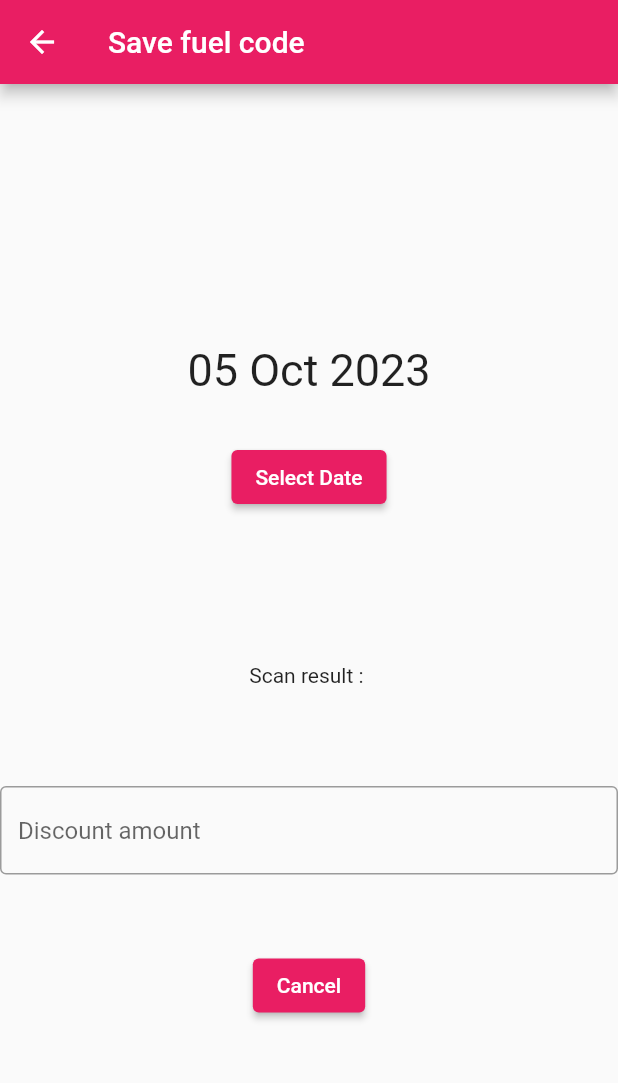
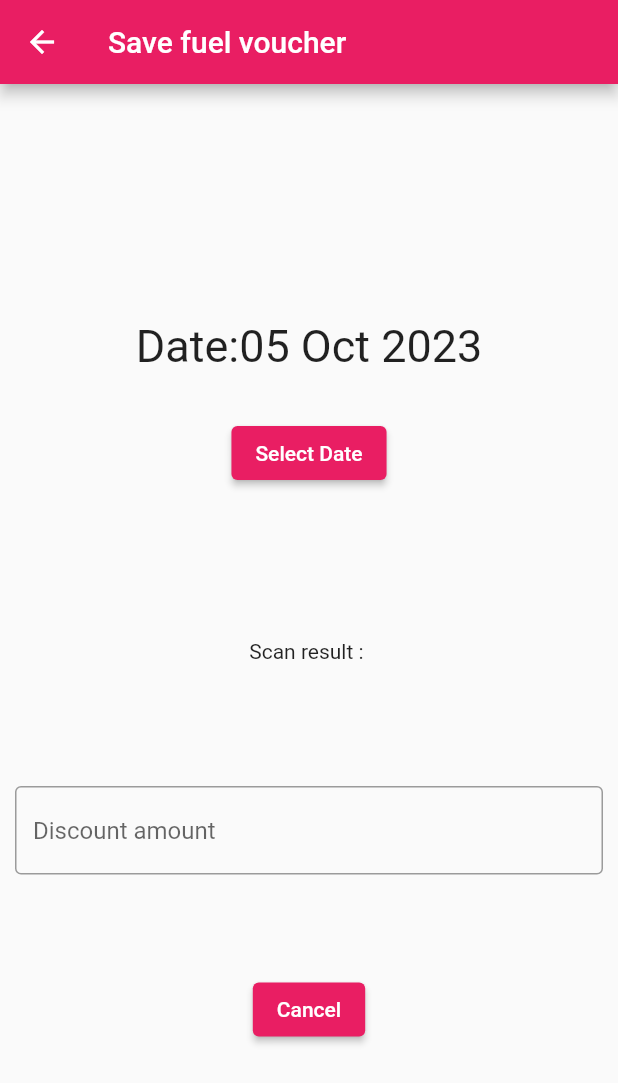
Before and after one commit to evoation-angus/supermarket_barcode_scanner, a Flutter app: the SecondRoute screen opened directly with empty values, on a phone screen of 412 x 824 dp. Shown: the top 1083 px of the screen. Run offline on Flutter 3.47's test engine with Material 2 defaults, Android fonts, the phone set to English and light mode, and no system bars; missing offline and left inert: flutter_barcode_scanner, syncfusion_flutter_barcodes.

Commit message:
Changed UI and text

```diff
--- a/lib/main.dart
+++ b/lib/main.dart
@@ -81,9 +81,9 @@ class _HomeScreenState extends State<HomeScreen> {
         ),
         home: Scaffold(
             appBar: AppBar(
-                title: const Text('Selected Supermarket - New World',
-                    style: TextStyle(color: Colors.white)),
-                backgroundColor: Colors.red.shade800),
+                title: const Text('Saved Fuel Vouchers',
+                    style: TextStyle(color: Colors.black)),
+                backgroundColor: Colors.white),
             body: Builder(builder: (BuildContext context) {
               return Container(
                   alignment: Alignment.center,
@@ -91,11 +91,6 @@ class _HomeScreenState extends State<HomeScreen> {
                       direction: Axis.vertical,
                       mainAxisAlignment: MainAxisAlignment.center,
                       children: <Widget>[
-                        Image.asset(
-                          'assets/new_world.png',
-                          height: 80,
-                          width: 80,
-                        ),
                         const SizedBox(height: 50),
                         ElevatedButton(
                             onPressed: () => scanBarcodeNormal(),
@@ -111,7 +106,7 @@ class _HomeScreenState extends State<HomeScreen> {
                                             )),
                                   )
                                 },
-                            child: const Text('Save Code')),
+                            child: const Text('Add new voucher')),
                         const SizedBox(height: 50),
                         Text('Scan result : $_scanBarcode\n',
                             style: const TextStyle(fontSize: 20)),
@@ -182,7 +177,7 @@ class _SecondRouteState extends State<SecondRoute> {
     final String barcode = widget.barcode;
     return Scaffold(
         appBar: AppBar(
-          title: const Text('Save fuel code'),
+          title: const Text('Save fuel voucher'),
         ),
         body: Center(
           child: Flex(
@@ -192,9 +187,7 @@ class _SecondRouteState extends State<SecondRoute> {
                 Container(
                   padding: const EdgeInsets.all(30),
                   child: Text(
-                    _selectedDate != null
-                        ? DateFormat('dd MMM yyyy').format(_selectedDate)
-                        : 'No date selected!',
+                    'Date:' + DateFormat('dd MMM yyyy').format(_selectedDate),
                     style: const TextStyle(fontSize: 30),
                   ),
                 ),
@@ -204,14 +197,16 @@ class _SecondRouteState extends State<SecondRoute> {
                 const SizedBox(height: 100),
                 Text('Scan result : $barcode\n'),
                 const SizedBox(height: 50),
-                const TextField(
-                  decoration: InputDecoration(
-                    border: OutlineInputBorder(),
-                    hintText: 'Discount amount',
+                const Padding(
+                  padding: EdgeInsets.symmetric(horizontal: 10, vertical: 16),
+                  child: TextField(
+                    decoration: InputDecoration(
+                      border: OutlineInputBorder(),
+                      hintText: 'Discount amount',
+                    ),
                   ),
                 ),
                 const SizedBox(height: 50),
-
 
                 // display the selected date
 
```
